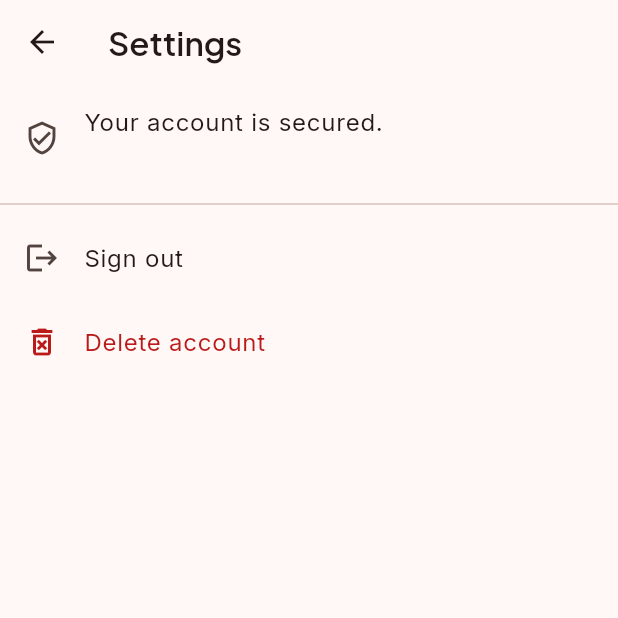
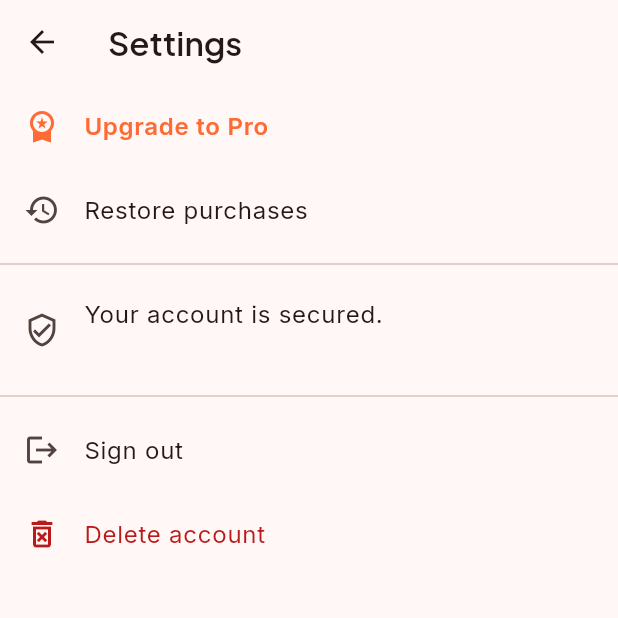
Before and after one commit to sinanmurad/app-foundation, a Flutter app: the screen it shows once a user with an empty profile is signed in, after a tap on the "settings" icon, on a phone screen of 412 x 824 dp, the top half of it. Run offline on Flutter 3.47's test engine with Material 3 defaults, Android fonts, the phone set to English and light mode, and no system bars; our stand-ins replace flutter_dotenv, google_fonts, shared_preferences, sign_in_with_apple, supabase_flutter; missing offline and left inert: purchases_flutter, purchases_ui_flutter; accounts and stored records are empty; generated files the repository leaves out were written again; network calls fail.

Commit message:
Abonelik sistemi: RevenueCat + paywall
- SubscriptionService: Supabase user_id ile eşleşen RevenueCat kimliği,
  requirePro(), paywall, geri yükleme, abonelik yönetimi
- Anahtar yoksa servis kapalı çalışır, uygulama çökmez
- Ayarlar: Pro'ya geç / Pro aktif / geri yükle / aboneliği yönet (4 dil)
- Android: FlutterFragmentActivity, minSdk 24 (paywall UI gereksinimi)
- Codemagic ve .env.example'a RevenueCat anahtarları, README kurulum adımları

Co-Authored-By: Claude Opus 5.5 <noreply@anthropic.com>
Claude-Session: https://claude.ai/code/session_01FzyqtK78YCAEBC5FkGBZxz

````diff
--- a/lib/config.dart
+++ b/lib/config.dart
@@ -18,6 +18,15 @@ class AppConfig {
   /// Google Gemini — embedding (semantik arama) için.
   static String get googleApiKey => dotenv.env['GOOGLE_API_KEY'] ?? '';
 
+  /// RevenueCat public SDK anahtarları (platforma göre ayrı).
+  /// Boş bırakılırsa abonelik sistemi kapalı çalışır, uygulama yine açılır.
+  static String get revenueCatIosKey => dotenv.env['REVENUECAT_IOS_KEY'] ?? '';
+  static String get revenueCatAndroidKey =>
+      dotenv.env['REVENUECAT_ANDROID_KEY'] ?? '';
+
+  /// RevenueCat dashboard'undaki entitlement kimliği.
+  static const String proEntitlementId = 'pro';
+
   /// Supabase zorunlu; AI anahtarları "best effort" (yoksa AI özellikleri
   /// sessizce devre dışı kalır, uygulama yine açılır).
   static void validate() {
--- a/lib/l10n/app_en.arb
+++ b/lib/l10n/app_en.arb
@@ -24,5 +24,10 @@
   "cancel": "Cancel",
   "delete": "Delete",
   "save": "Save",
-  "errorGeneric": "Something went wrong. Please try again."
+  "errorGeneric": "Something went wrong. Please try again.",
+  "upgradeToPro": "Upgrade to Pro",
+  "proActive": "Pro is active",
+  "restorePurchases": "Restore purchases",
+  "manageSubscription": "Manage subscription",
+  "restoreNothingFound": "No active subscription found."
 }
--- a/lib/l10n/app_es.arb
+++ b/lib/l10n/app_es.arb
@@ -24,5 +24,10 @@
   "cancel": "Cancelar",
   "delete": "Eliminar",
   "save": "Guardar",
-  "errorGeneric": "Algo salió mal. Inténtalo de nuevo."
+  "errorGeneric": "Algo salió mal. Inténtalo de nuevo.",
+  "upgradeToPro": "Hazte Pro",
+  "proActive": "Pro activo",
+  "restorePurchases": "Restaurar compras",
+  "manageSubscription": "Gestionar suscripción",
+  "restoreNothingFound": "No se encontró ninguna suscripción activa."
 }
--- a/lib/l10n/app_pt.arb
+++ b/lib/l10n/app_pt.arb
@@ -24,5 +24,10 @@
   "cancel": "Cancelar",
   "delete": "Excluir",
   "save": "Salvar",
-  "errorGeneric": "Algo deu errado. Tente novamente."
+  "errorGeneric": "Algo deu errado. Tente novamente.",
+  "upgradeToPro": "Assinar o Pro",
+  "proActive": "Pro ativo",
+  "restorePurchases": "Restaurar compras",
+  "manageSubscription": "Gerenciar assinatura",
+  "restoreNothingFound": "Nenhuma assinatura ativa encontrada."
 }
--- a/lib/l10n/app_tr.arb
+++ b/lib/l10n/app_tr.arb
@@ -24,5 +24,10 @@
   "cancel": "Vazgeç",
   "delete": "Sil",
   "save": "Kaydet",
-  "errorGeneric": "Bir şeyler ters gitti. Lütfen tekrar dene."
+  "errorGeneric": "Bir şeyler ters gitti. Lütfen tekrar dene.",
+  "upgradeToPro": "Pro'ya geç",
+  "proActive": "Pro aktif",
+  "restorePurchases": "Satın alımları geri yükle",
+  "manageSubscription": "Aboneliği yönet",
+  "restoreNothingFound": "Aktif abonelik bulunamadı."
 }
--- a/lib/main.dart
+++ b/lib/main.dart
@@ -1,3 +1,5 @@
+import 'dart:async';
+
 import 'package:flutter/material.dart';
 import 'package:flutter_dotenv/flutter_dotenv.dart';
 import 'package:flutter_localizations/flutter_localizations.dart';
@@ -10,6 +12,7 @@ import 'screens/home_screen.dart';
 import 'services/auth_service.dart';
 import 'services/share_pipeline.dart';
 import 'services/share_service.dart';
+import 'services/subscription_service.dart';
 import 'theme/app_theme.dart';
 
 Future<void> main() async {
@@ -54,6 +57,8 @@ class StarterApp extends StatelessWidget {
 /// - Açılışta oturum yoksa sessizce anonim oturum açar (kayıt sürtünmesi
 ///   yok). Anonim giriş başarısız olursa veya kullanıcı çıkış yaparsa
 ///   AuthScreen gösterilir.
+/// - Oturum değiştikçe abonelik kimliğini (RevenueCat) Supabase user_id ile
+///   eşler.
 /// - Uygulama her öne geldiğinde Share Extension kuyruğunu işler.
 class RootGate extends StatefulWidget {
   const RootGate({super.key});
@@ -66,23 +71,38 @@ class _RootGateState extends State<RootGate> with WidgetsBindingObserver {
   final AuthService _auth = AuthService();
   final SharePipeline _pipeline = SharePipeline();
   bool _bootstrapping = true;
+  StreamSubscription<AuthState>? _authSub;
 
   @override
   void initState() {
     super.initState();
     WidgetsBinding.instance.addObserver(this);
+    _authSub = _auth.authStateChanges.listen(_onAuthChanged);
     _bootstrap();
   }
 
   @override
   void dispose() {
+    _authSub?.cancel();
     WidgetsBinding.instance.removeObserver(this);
     super.dispose();
   }
 
+  void _onAuthChanged(AuthState state) {
+    final userId = state.session?.user.id;
+    if (userId != null) {
+      SubscriptionService.instance.identify(userId);
+    } else if (state.event == AuthChangeEvent.signedOut) {
+      SubscriptionService.instance.reset();
+    }
+  }
+
   @override
   void didChangeAppLifecycleState(AppLifecycleState state) {
-    if (state == AppLifecycleState.resumed) _processShares();
+    if (state == AppLifecycleState.resumed) {
+      _processShares();
+      SubscriptionService.instance.refresh();
+    }
   }
 
   Future<void> _bootstrap() async {
--- a/lib/screens/settings_screen.dart
+++ b/lib/screens/settings_screen.dart
@@ -3,9 +3,10 @@ import 'package:flutter/material.dart';
 
 import '../l10n/app_localizations.dart';
 import '../services/auth_service.dart';
+import '../services/subscription_service.dart';
 
-/// Ayarlar: misafir hesabı güvenceye alma, çıkış, hesap silme
-/// (hesap silme App Store için zorunludur).
+/// Ayarlar: abonelik, misafir hesabı güvenceye alma, çıkış, hesap silme
+/// (hesap silme ve "satın alımları geri yükle" App Store için zorunludur).
 class SettingsScreen extends StatefulWidget {
   const SettingsScreen({super.key});
 
@@ -89,6 +90,63 @@ class _SettingsScreenState extends State<SettingsScreen> {
     }
   }
 
+  Future<void> _restore() async {
+    final l10n = AppLocalizations.of(context)!;
+    final messenger = ScaffoldMessenger.of(context);
+    await _run(() async {
+      final isPro = await SubscriptionService.instance.restore();
+      messenger.showSnackBar(
+        SnackBar(
+          content: Text(isPro ? l10n.proActive : l10n.restoreNothingFound),
+        ),
+      );
+    });
+  }
+
+  Widget _buildSubscriptionSection(AppLocalizations l10n) {
+    final subscriptions = SubscriptionService.instance;
+    if (!subscriptions.isEnabled) return const SizedBox.shrink();
+
+    return ValueListenableBuilder<bool>(
+      valueListenable: subscriptions.isPro,
+      builder: (context, isPro, _) {
+        final scheme = Theme.of(context).colorScheme;
+        return Column(
+          children: [
+            if (isPro) ...[
+              ListTile(
+                leading: Icon(Icons.workspace_premium, color: scheme.primary),
+                title: Text(l10n.proActive),
+              ),
+              ListTile(
+                leading: const Icon(Icons.manage_accounts_outlined),
+                title: Text(l10n.manageSubscription),
+                onTap: () => _run(subscriptions.manageSubscription),
+              ),
+            ] else
+              ListTile(
+                leading: Icon(Icons.workspace_premium, color: scheme.primary),
+                title: Text(
+                  l10n.upgradeToPro,
+                  style: TextStyle(
+                    color: scheme.primary,
+                    fontWeight: FontWeight.w600,
+                  ),
+                ),
+                onTap: () => _run(subscriptions.showPaywall),
+              ),
+            ListTile(
+              leading: const Icon(Icons.restore),
+              title: Text(l10n.restorePurchases),
+              onTap: _restore,
+            ),
+            const Divider(),
+          ],
+        );
+      },
+    );
+  }
+
   Future<void> _confirmDelete() async {
     final l10n = AppLocalizations.of(context)!;
     final confirmed = await showDialog<bool>(
@@ -129,6 +187,7 @@ class _SettingsScreenState extends State<SettingsScreen> {
         absorbing: _busy,
         child: ListView(
           children: [
+            _buildSubscriptionSection(l10n),
             if (isGuest)
               Card(
                 margin: const EdgeInsets.all(16),
--- /dev/null
+++ b/lib/services/subscription_service.dart
@@ -0,0 +1,150 @@
+import 'package:flutter/foundation.dart';
+import 'package:purchases_flutter/purchases_flutter.dart';
+import 'package:purchases_ui_flutter/purchases_ui_flutter.dart';
+
+import '../config.dart';
+
+/// Abonelik sistemi (RevenueCat).
+///
+/// - Paywall'ın görünümü, fiyatlar, deneme süresi ve planlar RevenueCat
+///   dashboard'undan yönetilir; değiştirmek için uygulama güncellemesi
+///   gerekmez.
+/// - RevenueCat kullanıcı kimliği = Supabase user_id. Misafir kullanıcı
+///   Apple ile hesabını kalıcı yaptığında user_id değişmediği için
+///   aboneliği de korunur.
+/// - .env'de RevenueCat anahtarı yoksa servis kapalı çalışır: isPro hep
+///   false, paywall açılmaz, uygulama çökmez.
+///
+/// Kullanım:
+/// ```dart
+/// if (await SubscriptionService.instance.requirePro()) {
+///   // Pro özelliği çalıştır
+/// }
+/// ValueListenableBuilder(valueListenable: SubscriptionService.instance.isPro, ...)
+/// ```
+class SubscriptionService {
+  SubscriptionService._();
+  static final SubscriptionService instance = SubscriptionService._();
+
+  /// Kullanıcının aktif "pro" yetkisi var mı. Ekranlar bunu dinler.
+  final ValueNotifier<bool> isPro = ValueNotifier<bool>(false);
+
+  bool _configured = false;
+  String? _currentUserId;
+
+  bool get isEnabled => _configured;
+
+  String get _apiKey {
+    if (kIsWeb) return '';
+    return switch (defaultTargetPlatform) {
+      TargetPlatform.iOS => AppConfig.revenueCatIosKey,
+      TargetPlatform.android => AppConfig.revenueCatAndroidKey,
+      _ => '',
+    };
+  }
+
+  /// Oturum açıldığında / kullanıcı değiştiğinde çağrılır.
+  Future<void> identify(String userId) async {
+    if (_currentUserId == userId) return;
+    try {
+      if (!_configured) {
+        final apiKey = _apiKey;
+        if (apiKey.isEmpty) return;
+        if (kDebugMode) await Purchases.setLogLevel(LogLevel.debug);
+        await Purchases.configure(
+          PurchasesConfiguration(apiKey)..appUserID = userId,
+        );
+        Purchases.addCustomerInfoUpdateListener(_apply);
+        _configured = true;
+        _currentUserId = userId;
+        _apply(await Purchases.getCustomerInfo());
+        return;
+      }
+      final result = await Purchases.logIn(userId);
+      _currentUserId = userId;
+      _apply(result.customerInfo);
+    } catch (e) {
+      debugPrint('SubscriptionService.identify: $e');
+    }
+  }
+
+  /// Çıkış yapıldığında çağrılır.
+  Future<void> reset() async {
+    _currentUserId = null;
+    isPro.value = false;
+    if (!_configured) return;
+    try {
+      await Purchases.logOut();
+    } catch (e) {
+      // RevenueCat anonim kullanıcıda logOut hata verir; önemsiz.
+      debugPrint('SubscriptionService.reset: $e');
+    }
+  }
+
+  /// Kullanıcı pro değilse paywall'ı gösterir.
+  /// true = (zaten pro ya da az önce satın aldı) özelliği çalıştır.
+  Future<bool> requirePro() async {
+    if (isPro.value) return true;
+    if (!_configured) return false;
+    try {
+      final result = await RevenueCatUI.presentPaywallIfNeeded(
+        AppConfig.proEntitlementId,
+        displayCloseButton: true,
+      );
+      if (result == PaywallResult.purchased ||
+          result == PaywallResult.restored) {
+        await refresh();
+      }
+    } catch (e) {
+      debugPrint('SubscriptionService.requirePro: $e');
+    }
+    return isPro.value;
+  }
+
+  /// Paywall'ı koşulsuz gösterir (ör. ayarlardaki "Pro'ya geç" butonu).
+  Future<void> showPaywall() async {
+    if (!_configured) return;
+    try {
+      await RevenueCatUI.presentPaywall(displayCloseButton: true);
+      await refresh();
+    } catch (e) {
+      debugPrint('SubscriptionService.showPaywall: $e');
+    }
+  }
+
+  /// "Satın alımları geri yükle" — App Store bu butonu zorunlu tutar.
+  Future<bool> restore() async {
+    if (!_configured) return false;
+    try {
+      _apply(await Purchases.restorePurchases());
+    } catch (e) {
+      debugPrint('SubscriptionService.restore: $e');
+    }
+    return isPro.value;
+  }
+
+  /// Abonelik yönetimi (iptal, plan değişikliği, iade talebi).
+  Future<void> manageSubscription() async {
+    if (!_configured) return;
+    try {
+      await RevenueCatUI.presentCustomerCenter();
+      await refresh();
+    } catch (e) {
+      debugPrint('SubscriptionService.manageSubscription: $e');
+    }
+  }
+
+  Future<void> refresh() async {
+    if (!_configured) return;
+    try {
+      _apply(await Purchases.getCustomerInfo());
+    } catch (e) {
+      debugPrint('SubscriptionService.refresh: $e');
+    }
+  }
+
+  void _apply(CustomerInfo info) {
+    isPro.value =
+        info.entitlements.active.containsKey(AppConfig.proEntitlementId);
+  }
+}
--- a/pubspec.yaml
+++ b/pubspec.yaml
@@ -31,6 +31,11 @@ dependencies:
   sign_in_with_apple: ^6.1.1
   crypto: ^3.0.3
 
+  # Abonelik / paywall (RevenueCat). Paywall tasarımı RevenueCat
+  # dashboard'unda yapılır, kod değişikliği gerekmez.
+  purchases_flutter: ^10.16.0
+  purchases_ui_flutter: ^10.16.0
+
   # Fontlar
   google_fonts: ^8.2.0
 
````
Also changed, not shown: codemagic.yaml (+6 -1 lines), 4 other files.
